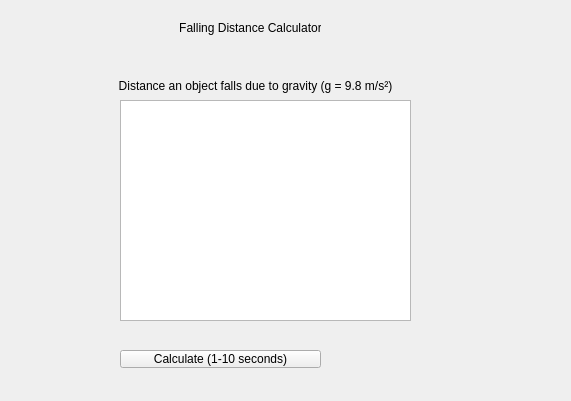
hydrangea2006/LabTask_Three, file gravitypage.ui: the form before one commit.
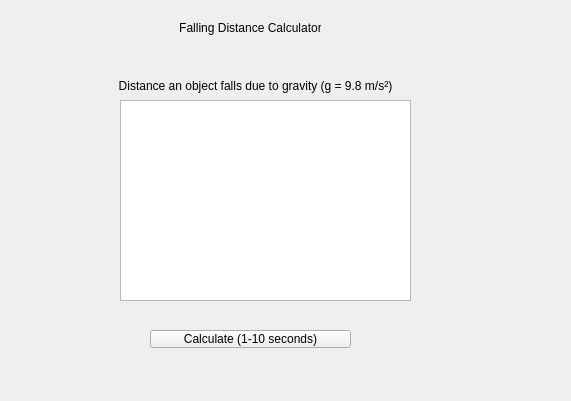
The form after the commit.

```diff
--- a/gravitypage.ui
+++ b/gravitypage.ui
@@ -35,7 +35,7 @@
      <x>120</x>
      <y>100</y>
      <width>291</width>
-     <height>221</height>
+     <height>201</height>
     </rect>
    </property>
    <property name="readOnly">
@@ -64,8 +64,8 @@
   <widget class="QPushButton" name="calculateButton">
    <property name="geometry">
     <rect>
-     <x>120</x>
-     <y>350</y>
+     <x>150</x>
+     <y>330</y>
      <width>201</width>
      <height>18</height>
     </rect>
```
